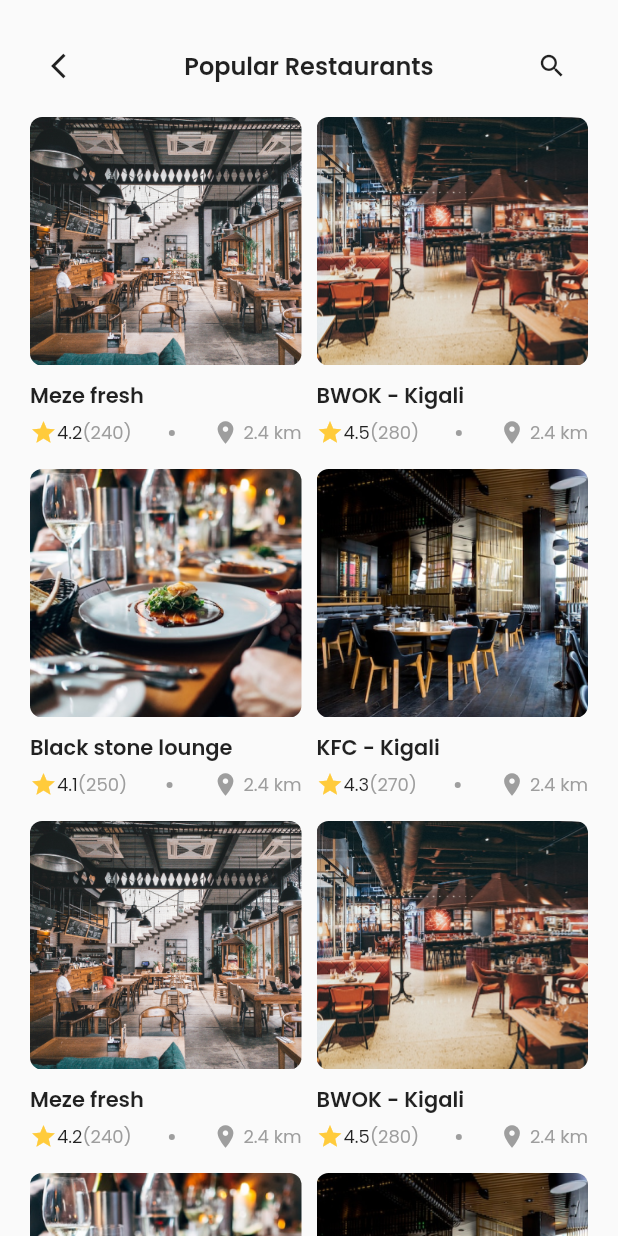
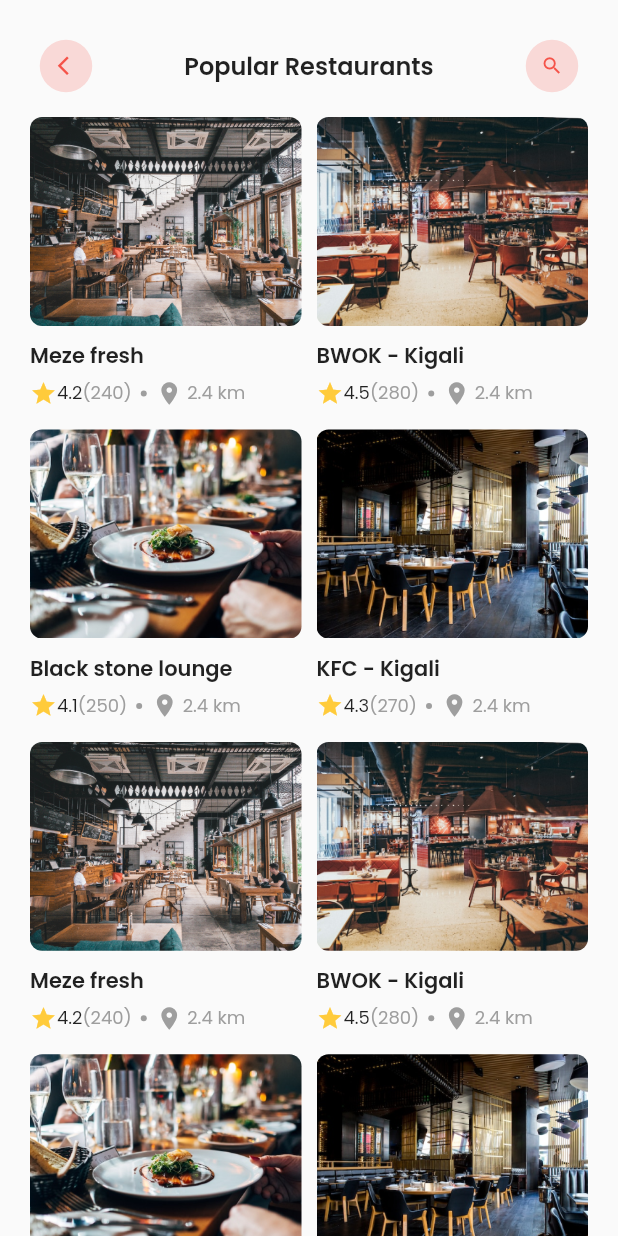
Before and after one commit to Gabin-ishimwe/food-app-mobile, a Flutter app: the RestaurantScreen screen opened directly, on a phone screen of 412 x 824 dp. Run offline on Flutter 3.47's test engine with Material 2 defaults, Android fonts, the phone set to English and light mode, and no system bars; our stand-ins replace carousel_slider, email_validator, flutter_svg, google_fonts, google_nav_bar, mask_text_input_formatter and 1 more; missing offline and left inert: dart:ffi.

Commit message:
ft: finish popular restaurant page

```diff
--- a/lib/screens/restaurant_screen.dart
+++ b/lib/screens/restaurant_screen.dart
@@ -22,19 +22,29 @@
             Row(
               mainAxisAlignment: MainAxisAlignment.spaceBetween,
               children: [
-                IconButton(
+                ElevatedButton(
                   onPressed: () {
                     Navigator.pop(context);
                   },
-                  icon: Icon(
-                    Icons.arrow_back_ios,
-                    size: 20,
+                  child: Padding(
+                    padding: EdgeInsets.only(left: 4),
+                    child: Icon(
+                      Icons.arrow_back_ios,
+                      size: 15,
+                      color: Color(0xFFF55349),
+                    ),
                   ),
-                  splashColor: Colors.transparent,
-                  style: IconButton.styleFrom(
-                    splashFactory: NoSplash.splashFactory,
-                    padding: EdgeInsets.zero,
-                  ),
+                  // splashColor: Colors.transparent,
+                  style: ElevatedButton.styleFrom(
+                      splashFactory: NoSplash.splashFactory,
+                      padding: EdgeInsets.all(10),
+                      backgroundColor: Color(0xFFF55349).withOpacity(.2),
+                      elevation: 0,
+                      shape: CircleBorder(),
+                      // shape: RoundedRectangleBorder(
+                      //   borderRadius: BorderRadius.all(Radius.circular(100)),
+                      // ),
+                      minimumSize: Size(0, 0)),
                 ),
                 Text(
                   "Popular Restaurants",
@@ -43,13 +53,22 @@
                     fontSize: 16,
                   ),
                 ),
-                IconButton(
-                    onPressed: () {},
-                    splashColor: Colors.transparent,
-                    icon: Icon(
-                      Icons.search,
-                      size: 20,
-                    )),
+                ElevatedButton(
+                  onPressed: () {},
+                  // splashColor: Colors.transparent,
+                  child: Icon(
+                    Icons.search,
+                    size: 15,
+                    color: Color(0xFFF55349),
+                  ),
+                  style: ElevatedButton.styleFrom(
+                      splashFactory: NoSplash.splashFactory,
+                      padding: EdgeInsets.all(10),
+                      backgroundColor: Color(0xFFF55349).withOpacity(.2),
+                      elevation: 0,
+                      shape: CircleBorder(),
+                      minimumSize: Size(0, 0)),
+                ),
               ],
             ),
             Padding(padding: EdgeInsets.only(top: 10)),
@@ -63,7 +82,7 @@
                       crossAxisCount: 2,
                       crossAxisSpacing: 10,
                       mainAxisSpacing: 15,
-                      childAspectRatio: (itemWidth / 2) / 250),
+                      childAspectRatio: (itemWidth / 2) / 220),
                   itemBuilder: ((context, index) {
                     return Container(
                       width: MediaQuery.of(context).size.width,
@@ -92,7 +111,7 @@
                             ),
                             Padding(padding: EdgeInsets.only(top: 5)),
                             Row(
-                              mainAxisAlignment: MainAxisAlignment.spaceBetween,
+                              // mainAxisAlignment: MainAxisAlignment.spaceBetween,
                               children: [
                                 Row(
                                   children: [
@@ -101,12 +120,12 @@
                                       color: Color.fromARGB(255, 255, 203, 59),
                                       size: 18,
                                     ),
-                                    // Padding(padding: EdgeInsets.only(right: 3)),
+                                    // Padding(padding: EdgeInsets.only(right: 2)),
                                     Text(
                                       "${PopularAreaModel.moreAreas[index].rating.toString()}",
                                       style: TextStyle(fontSize: 12),
                                     ),
-                                    // Padding(padding: EdgeInsets.only(right: 3)),
+                                    // Padding(padding: EdgeInsets.only(right: 2)),
                                     Text(
                                       "(${PopularAreaModel.moreAreas[index].votes})",
                                       style: TextStyle(
```
